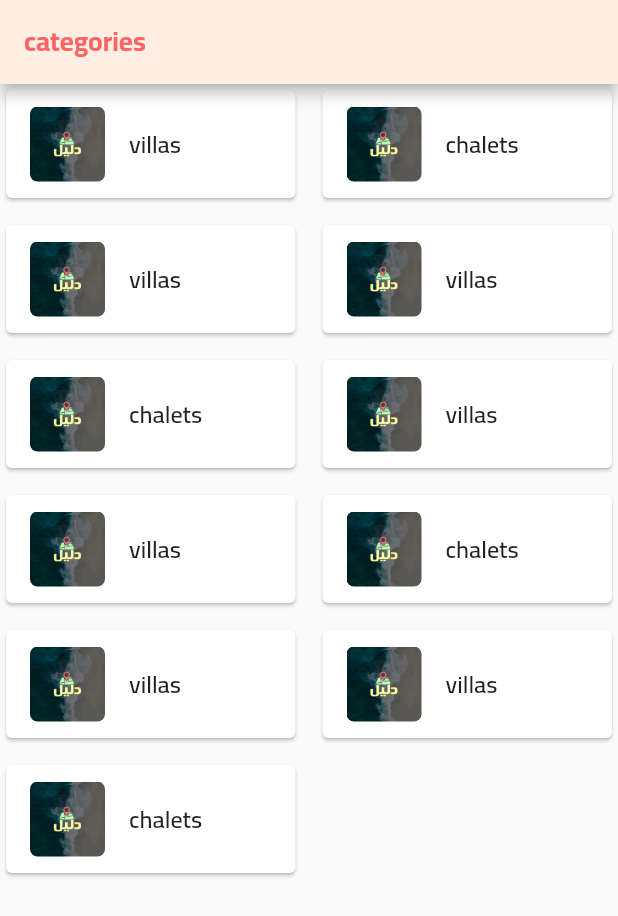
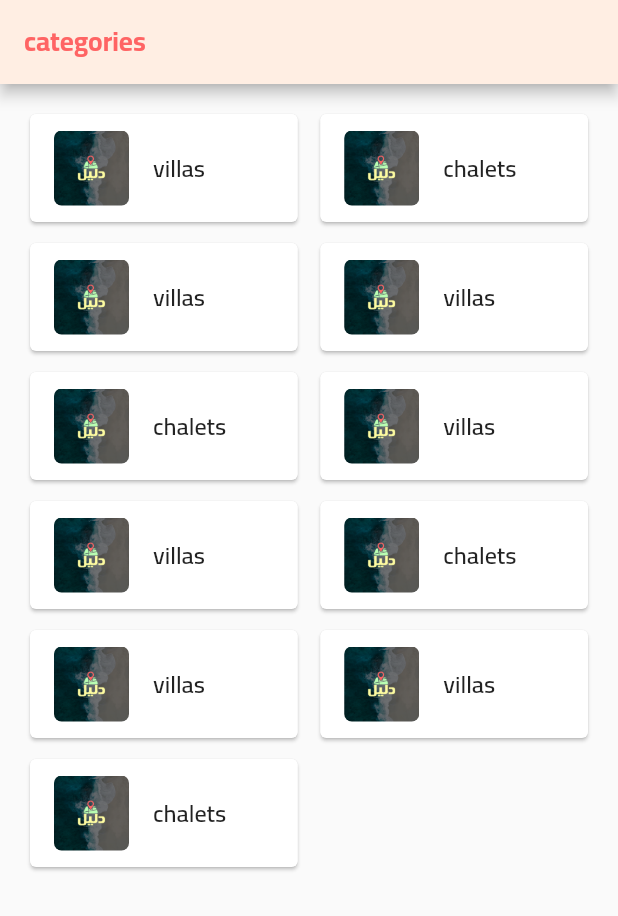
Before and after one commit to aliaaosama16/dalel_v2, a Flutter app: the screen it shows after launch, on a phone screen of 412 x 824 dp. Shown: the top 916 px of the screen. Run offline on Flutter 3.47's test engine with Material 2 defaults, Android fonts, the phone set to English and light mode, and no system bars.

Commit message:
categories page gridview

```diff
--- a/lib/custom_widgets/category_item.dart
+++ b/lib/custom_widgets/category_item.dart
@@ -8,13 +8,11 @@ class CategoryItem extends StatelessWidget {
 
   @override
   Widget build(BuildContext context) {
-    return SizedBox(
-      height: 80,
-      child: GestureDetector(
+    return GestureDetector(
       onTap: () => {print('category clicked to go to category list')},
       child: Card(
-          child: Padding(
-            padding: const EdgeInsets.symmetric(vertical: 8.0),
+        child: Container(
+          margin: const EdgeInsets.only(top: 8),
           child: ListTile(
             leading: ClipRRect(
               borderRadius: BorderRadius.circular(5.0),
@@ -34,45 +32,6 @@ class CategoryItem extends StatelessWidget {
           ),
         ),
       ),
-      ),
     );
-
-    //   Card(
-    //   child:
-    //   Container(
-    //     height: 80,
-    //     padding: const EdgeInsets.all(16.0),
-    //     child: Row(
-    //       children: [
-    //         Expanded(
-    //           child: ClipRRect(
-    //             borderRadius: BorderRadius.circular(5.0),
-    //             child: SizedBox(
-    //               width: 50,
-    //               height: 50,
-    //               child: Image.asset(
-    //                 'assets/images/1024.png',
-    //                 fit: BoxFit.cover,
-    //               ),
-    //             ),
-    //           ),
-    //         ),
-    //         const Expanded(
-    //           child: Padding(
-    //             padding: EdgeInsets.symmetric(
-    //               horizontal: 7.0,
-    //             ),
-    //             child: Text(
-    //               'villas',
-    //               style: categoryTextStyle,
-    //             ),
-    //           ),
-    //           flex: 5,
-    //         )
-    //       ],
-    //     ),
-    //   ),
-    //   elevation: 3,
-    // );
   }
 }
--- a/lib/screens/categories_screen.dart
+++ b/lib/screens/categories_screen.dart
@@ -29,11 +29,13 @@ class CategoriesScreen extends StatelessWidget {
         ),
       ),
       body: SafeArea(
+        child: Padding(
+          padding: const EdgeInsets.all(16.0),
           child: GridView.builder(
             gridDelegate: const SliverGridDelegateWithFixedCrossAxisCount(
               crossAxisCount: 2,
-            crossAxisSpacing: 10,
-            mainAxisSpacing: 10,
+              crossAxisSpacing: 7,
+              mainAxisSpacing: 6,
               mainAxisExtent: 80, // here set custom Height You Want
             ),
             itemCount: categoriesList.length,
@@ -44,6 +46,7 @@ class CategoriesScreen extends StatelessWidget {
             },
           ),
         ),
+      ),
     );
   }
 }
```
Lines whose indentation alone changed are shown as unchanged.
